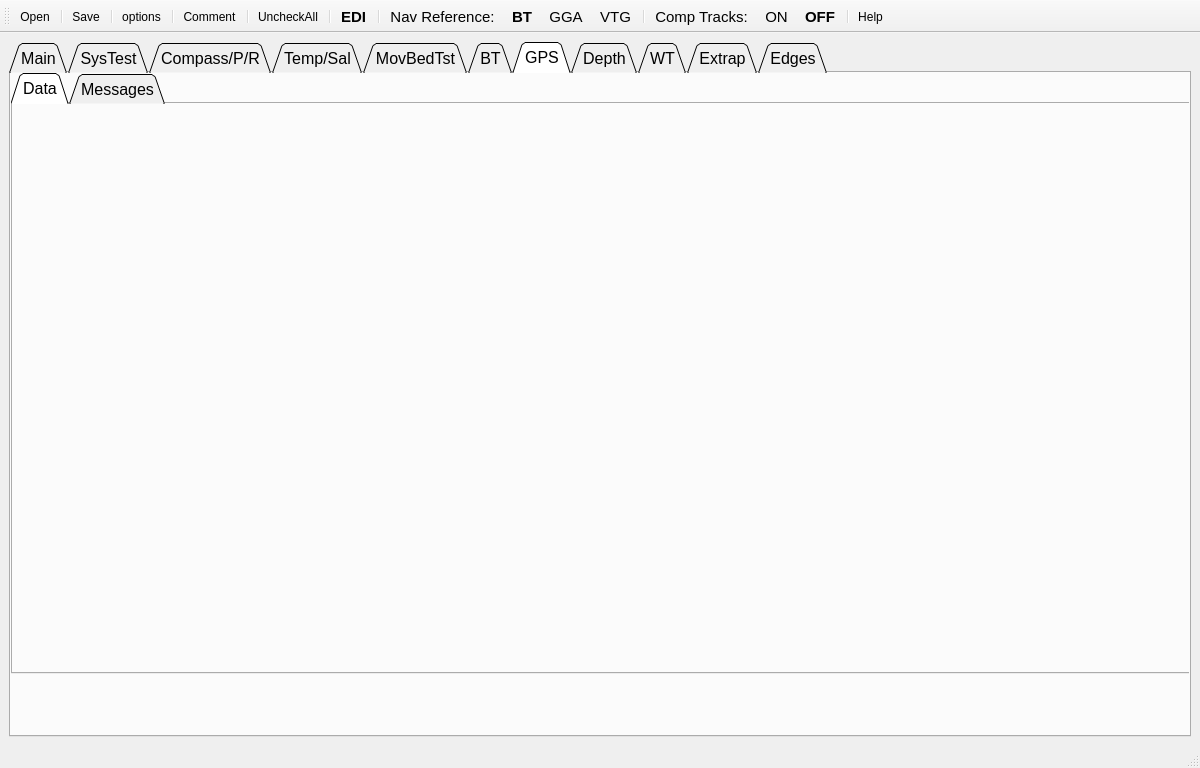
rowetechinc/QRevPy, file UI/QRev_gui.ui: the form before one commit.
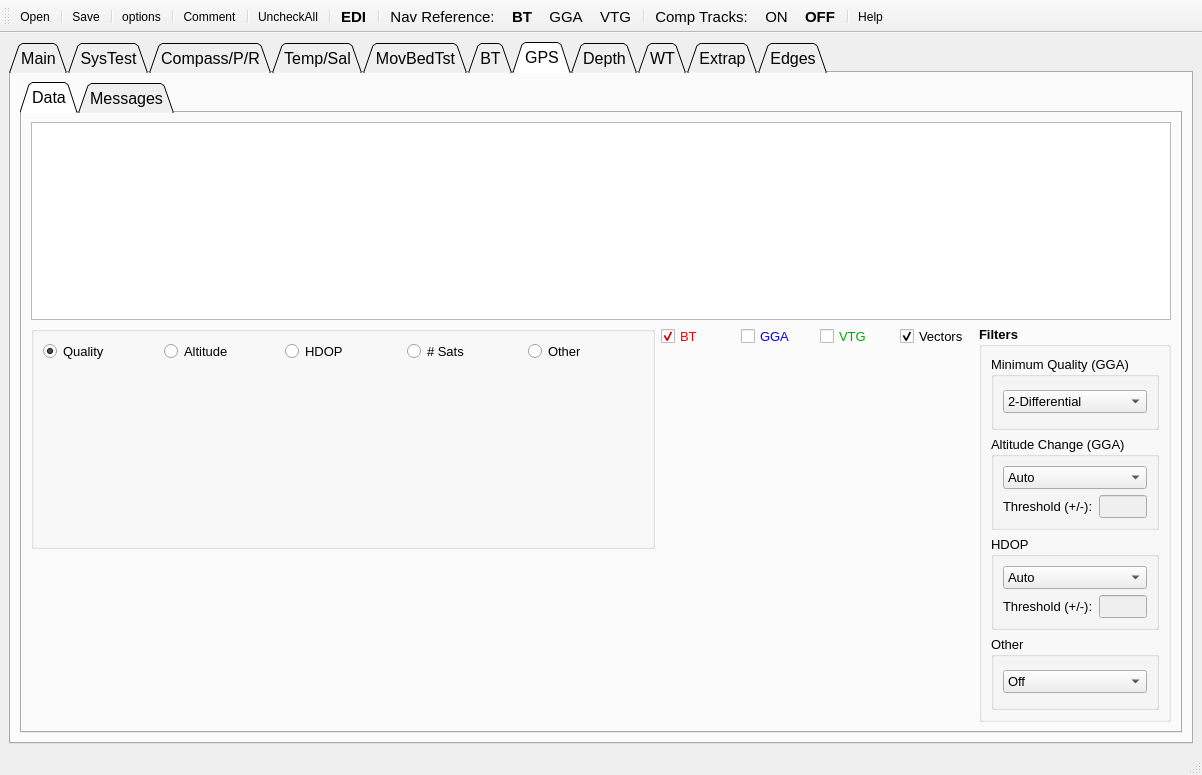
The form after the commit. The open tabs and pages were chosen to show the change. Icons and pictures are not drawn.

Commit message: Added GPSFilters.py Added code to QRev.py to support the GPS tab Modified code in BTFilters.py, BoatSpeed.py to fix bugs Modified code in QRev.py to eliminate processing double signals from ComboBoxes and RadioButtons Added code to BoatSpeed.py and ShipTrack.py to show invalid data and its source.

```diff
--- a/UI/QRev_gui.ui
+++ b/UI/QRev_gui.ui
@@ -6,8 +6,8 @@
    <rect>
     <x>0</x>
     <y>0</y>
-    <width>1200</width>
-    <height>768</height>
+    <width>1202</width>
+    <height>775</height>
    </rect>
   </property>
   <property name="palette">
@@ -2307,32 +2307,636 @@
        <attribute name="title">
         <string>GPS</string>
        </attribute>
-       <widget class="QTabWidget" name="tab_gps_2">
-        <property name="geometry">
-         <rect>
-          <x>0</x>
-          <y>0</y>
-          <width>1231</width>
-          <height>601</height>
-         </rect>
-        </property>
-        <property name="tabShape">
-         <enum>QTabWidget::Triangular</enum>
-        </property>
-        <property name="currentIndex">
-         <number>1</number>
-        </property>
-        <widget class="QWidget" name="tab_gps_2_data">
-         <attribute name="title">
-          <string>Data</string>
-         </attribute>
-        </widget>
-        <widget class="QWidget" name="tab_gps_2_messages_2">
-         <attribute name="title">
-          <string>Messages</string>
-         </attribute>
-        </widget>
-       </widget>
+       <layout class="QGridLayout" name="gridLayout_27">
+        <item row="0" column="0">
+         <widget class="QTabWidget" name="tab_gps_2">
+          <property name="tabShape">
+           <enum>QTabWidget::Triangular</enum>
+          </property>
+          <property name="currentIndex">
+           <number>0</number>
+          </property>
+          <widget class="QWidget" name="tab_gps_2_data">
+           <attribute name="title">
+            <string>Data</string>
+           </attribute>
+           <layout class="QGridLayout" name="gridLayout_25">
+            <item row="0" column="0">
+             <layout class="QVBoxLayout" name="verticalLayout_34" stretch="2,4">
+              <item>
+               <widget class="QTableWidget" name="table_gps">
+                <property name="font">
+                 <font>
+                  <pointsize>10</pointsize>
+                 </font>
+                </property>
+               </widget>
+              </item>
+              <item>
+               <layout class="QHBoxLayout" name="horizontalLayout_27" stretch="6,3,1">
+                <item>
+                 <layout class="QVBoxLayout" name="verticalLayout_35" stretch="4,3">
+                  <item>
+                   <widget class="QGroupBox" name="gb_gps_radio">
+                    <property name="title">
+                     <string/>
+                    </property>
+                    <layout class="QVBoxLayout" name="verticalLayout_36" stretch="1,4">
+                     <item>
+                      <layout class="QHBoxLayout" name="horizontalLayout_28">
+                       <item>
+                        <widget class="QRadioButton" name="rb_gps_quality">
+                         <property name="font">
+                          <font>
+                           <pointsize>10</pointsize>
+                          </font>
+                         </property>
+                         <property name="text">
+                          <string>Quality</string>
+                         </property>
+                         <property name="checked">
+                          <bool>true</bool>
+                         </property>
+                        </widget>
+                       </item>
+                       <item>
+                        <widget class="QRadioButton" name="rb_gps_altitude">
+                         <property name="font">
+                          <font>
+                           <pointsize>10</pointsize>
+                          </font>
+                         </property>
+                         <property name="text">
+                          <string>Altitude</string>
+                         </property>
+                        </widget>
+                       </item>
+                       <item>
+                        <widget class="QRadioButton" name="rb_gps_hdop">
+                         <property name="font">
+                          <font>
+                           <pointsize>10</pointsize>
+                          </font>
+                         </property>
+                         <property name="text">
+                          <string>HDOP</string>
+                         </property>
+                        </widget>
+                       </item>
+                       <item>
+                        <widget class="QRadioButton" name="rb_gps_sats">
+                         <property name="font">
+                          <font>
+                           <pointsize>10</pointsize>
+                          </font>
+                         </property>
+                         <property name="text">
+                          <string># Sats</string>
+                         </property>
+                        </widget>
+                       </item>
+                       <item>
+                        <widget class="QRadioButton" name="rb_gps_other">
+                         <property name="font">
+                          <font>
+                           <pointsize>10</pointsize>
+                          </font>
+                         </property>
+                         <property name="text">
+                          <string>Other</string>
+                         </property>
+                        </widget>
+                       </item>
+                      </layout>
+                     </item>
+                     <item>
+                      <widget class="QWidget" name="graph_gps_top" native="true"/>
+                     </item>
+                    </layout>
+                   </widget>
+                  </item>
+                  <item>
+                   <widget class="QWidget" name="graph_gps_bottom" native="true"/>
+                  </item>
+                 </layout>
+                </item>
+                <item>
+                 <layout class="QVBoxLayout" name="verticalLayout_37" stretch="1,8">
+                  <item>
+                   <layout class="QHBoxLayout" name="horizontalLayout_35">
+                    <item>
+                     <widget class="QCheckBox" name="cb_gps_bt">
+                      <property name="palette">
+                       <palette>
+                        <active>
+                         <colorrole role="WindowText">
+                          <brush brushstyle="SolidPattern">
+                           <color alpha="255">
+                            <red>255</red>
+                            <green>0</green>
+                            <blue>0</blue>
+                           </color>
+                          </brush>
+                         </colorrole>
+                         <colorrole role="Text">
+                          <brush brushstyle="SolidPattern">
+                           <color alpha="255">
+                            <red>255</red>
+                            <green>0</green>
+                            <blue>0</blue>
+                           </color>
+                          </brush>
+                         </colorrole>
+                         <colorrole role="PlaceholderText">
+                          <brush brushstyle="SolidPattern">
+                           <color alpha="128">
+                            <red>255</red>
+                            <green>0</green>
+                            <blue>0</blue>
+                           </color>
+                          </brush>
+                         </colorrole>
+                        </active>
+                        <inactive>
+                         <colorrole role="WindowText">
+                          <brush brushstyle="SolidPattern">
+                           <color alpha="255">
+                            <red>255</red>
+                            <green>0</green>
+                            <blue>0</blue>
+                           </color>
+                          </brush>
+                         </colorrole>
+                         <colorrole role="Text">
+                          <brush brushstyle="SolidPattern">
+                           <color alpha="255">
+                            <red>255</red>
+                            <green>0</green>
+                            <blue>0</blue>
+                           </color>
+                          </brush>
+                         </colorrole>
+                         <colorrole role="PlaceholderText">
+                          <brush brushstyle="SolidPattern">
+                           <color alpha="128">
+                            <red>255</red>
+                            <green>0</green>
+                            <blue>0</blue>
+                           </color>
+                          </brush>
+                         </colorrole>
+                        </inactive>
+                        <disabled>
+                         <colorrole role="WindowText">
+                          <brush brushstyle="SolidPattern">
+                           <color alpha="255">
+                            <red>120</red>
+                            <green>120</green>
+                            <blue>120</blue>
+                           </color>
+                          </brush>
+                         </colorrole>
+                         <colorrole role="Text">
+                          <brush brushstyle="SolidPattern">
+                           <color alpha="255">
+                            <red>120</red>
+                            <green>120</green>
+                            <blue>120</blue>
+                           </color>
+                          </brush>
+                         </colorrole>
+                         <colorrole role="PlaceholderText">
+                          <brush brushstyle="SolidPattern">
+                           <color alpha="128">
+                            <red>0</red>
+                            <green>0</green>
+                            <blue>0</blue>
+                           </color>
+                          </brush>
+                         </colorrole>
+                        </disabled>
+                       </palette>
+                      </property>
+                      <property name="font">
+                       <font>
+                        <pointsize>10</pointsize>
+                       </font>
+                      </property>
+                      <property name="text">
+                       <string>BT</string>
+                      </property>
+                      <property name="checked">
+                       <bool>true</bool>
+                      </property>
+                     </widget>
+                    </item>
+                    <item>
+                     <widget class="QCheckBox" name="cb_gps_gga">
+                      <property name="palette">
+                       <palette>
+                        <active>
+                         <colorrole role="WindowText">
+                          <brush brushstyle="SolidPattern">
+                           <color alpha="255">
+                            <red>0</red>
+                            <green>0</green>
+                            <blue>255</blue>
+                           </color>
+                          </brush>
+                         </colorrole>
+                        </active>
+                        <inactive>
+                         <colorrole role="WindowText">
+                          <brush brushstyle="SolidPattern">
+                           <color alpha="255">
+                            <red>0</red>
+                            <green>0</green>
+                            <blue>255</blue>
+                           </color>
+                          </brush>
+                         </colorrole>
+                        </inactive>
+                        <disabled>
+                         <colorrole role="WindowText">
+                          <brush brushstyle="SolidPattern">
+                           <color alpha="255">
+                            <red>120</red>
+                            <green>120</green>
+                            <blue>120</blue>
+                           </color>
+                          </brush>
+                         </colorrole>
+                        </disabled>
+                       </palette>
+                      </property>
+                      <property name="font">
+                       <font>
+                        <pointsize>10</pointsize>
+                       </font>
+                      </property>
+                      <property name="text">
+                       <string>GGA</string>
+                      </property>
+                     </widget>
+                    </item>
+                    <item>
+                     <widget class="QCheckBox" name="cb_gps_vtg">
+                      <property name="palette">
+                       <palette>
+                        <active>
+                         <colorrole role="WindowText">
+                          <brush brushstyle="SolidPattern">
+                           <color alpha="255">
+                            <red>0</red>
+                            <green>170</green>
+                            <blue>0</blue>
+                           </color>
+                          </brush>
+                         </colorrole>
+                        </active>
+                        <inactive>
+                         <colorrole role="WindowText">
+                          <brush brushstyle="SolidPattern">
+                           <color alpha="255">
+                            <red>0</red>
+                            <green>170</green>
+                            <blue>0</blue>
+                           </color>
+                          </brush>
+                         </colorrole>
+                        </inactive>
+                        <disabled>
+                         <colorrole role="WindowText">
+                          <brush brushstyle="SolidPattern">
+                           <color alpha="255">
+                            <red>120</red>
+                            <green>120</green>
+                            <blue>120</blue>
+                           </color>
+                          </brush>
+                         </colorrole>
+                        </disabled>
+                       </palette>
+                      </property>
+                      <property name="font">
+                       <font>
+                        <pointsize>10</pointsize>
+                       </font>
+                      </property>
+                      <property name="text">
+                       <string>VTG</string>
+                      </property>
+                     </widget>
+                    </item>
+                    <item>
+                     <widget class="QCheckBox" name="cb_gps_vectors">
+                      <property name="font">
+                       <font>
+                        <pointsize>10</pointsize>
+                       </font>
+                      </property>
+                      <property name="text">
+                       <string>Vectors</string>
+                      </property>
+                      <property name="checked">
+                       <bool>true</bool>
+                      </property>
+                     </widget>
+                    </item>
+                   </layout>
+                  </item>
+                  <item>
+                   <widget class="QWidget" name="graph_gps_st" native="true"/>
+                  </item>
+                 </layout>
+                </item>
+                <item>
+                 <widget class="QGroupBox" name="gb_gps_filters">
+                  <property name="font">
+                   <font>
+                    <pointsize>10</pointsize>
+                    <weight>75</weight>
+                    <bold>true</bold>
+                   </font>
+                  </property>
+                  <property name="title">
+                   <string>Filters</string>
+                  </property>
+                  <layout class="QVBoxLayout" name="verticalLayout_38" stretch="0,0,0,0">
+                   <item>
+                    <widget class="QGroupBox" name="gb_gps_qual">
+                     <property name="font">
+                      <font>
+                       <pointsize>10</pointsize>
+                       <weight>50</weight>
+                       <bold>false</bold>
+                      </font>
+                     </property>
+                     <property name="title">
+                      <string>Minimum Quality (GGA)</string>
+                     </property>
+                     <layout class="QVBoxLayout" name="verticalLayout_39">
+                      <item>
+                       <widget class="QComboBox" name="combo_gps_qual">
+                        <property name="currentIndex">
+                         <number>1</number>
+                        </property>
+                        <item>
+                         <property name="text">
+                          <string>1-Autonomous</string>
+                         </property>
+                        </item>
+                        <item>
+                         <property name="text">
+                          <string>2-Differential</string>
+                         </property>
+                        </item>
+                        <item>
+                         <property name="text">
+                          <string>4+-RTK</string>
+                         </property>
+                        </item>
+                       </widget>
+                      </item>
+                     </layout>
+                    </widget>
+                   </item>
+                   <item>
+                    <widget class="QGroupBox" name="gb_gps_altitude">
+                     <property name="font">
+                      <font>
+                       <pointsize>10</pointsize>
+                       <weight>50</weight>
+                       <bold>false</bold>
+                      </font>
+                     </property>
+                     <property name="title">
+                      <string>Altitude Change (GGA)</string>
+                     </property>
+                     <layout class="QVBoxLayout" name="verticalLayout_40">
+                      <item>
+                       <widget class="QComboBox" name="combo_gps_altitude">
+                        <item>
+                         <property name="text">
+                          <string>Auto</string>
+                         </property>
+                        </item>
+                        <item>
+                         <property name="text">
+                          <string>Manual</string>
+                         </property>
+                        </item>
+                        <item>
+                         <property name="text">
+                          <string>Off</string>
+                         </property>
+                        </item>
+                       </widget>
+                      </item>
+                      <item>
+                       <layout class="QHBoxLayout" name="horizontalLayout_36" stretch="2,0">
+                        <item>
+                         <widget class="QLabel" name="txt_gps_altitude">
+                          <property name="maximumSize">
+                           <size>
+                            <width>16777215</width>
+                            <height>20</height>
+                           </size>
+                          </property>
+                          <property name="font">
+                           <font>
+                            <pointsize>10</pointsize>
+                            <weight>50</weight>
+                            <bold>false</bold>
+                           </font>
+                          </property>
+                          <property name="text">
+                           <string>Threshold (+/-):</string>
+                          </property>
+                          <property name="alignment">
+                           <set>Qt::AlignLeading|Qt::AlignLeft|Qt::AlignVCenter</set>
+                          </property>
+                         </widget>
+                        </item>
+                        <item>
+                         <widget class="QLineEdit" name="ed_gps_altitude_threshold">
+                          <property name="enabled">
+                           <bool>false</bool>
+                          </property>
+                         </widget>
+                        </item>
+                       </layout>
+                      </item>
+                     </layout>
+                    </widget>
+                   </item>
+                   <item>
+                    <widget class="QGroupBox" name="gb_gps_hdop">
+                     <property name="font">
+                      <font>
+                       <pointsize>10</pointsize>
+                       <weight>50</weight>
+                       <bold>false</bold>
+                      </font>
+                     </property>
+                     <property name="title">
+                      <string>HDOP</string>
+                     </property>
+                     <layout class="QVBoxLayout" name="verticalLayout_41">
+                      <item>
+                       <widget class="QComboBox" name="combo_gps_hdop">
+                        <item>
+                         <property name="text">
+                          <string>Auto</string>
+                         </property>
+                        </item>
+                        <item>
+                         <property name="text">
+                          <string>Manual</string>
+                         </property>
+                        </item>
+                        <item>
+                         <property name="text">
+                          <string>Off</string>
+                         </property>
+                        </item>
+                       </widget>
+                      </item>
+                      <item>
+                       <layout class="QHBoxLayout" name="horizontalLayout_37" stretch="2,0">
+                        <item>
+                         <widget class="QLabel" name="txt_gps_hdop">
+                          <property name="maximumSize">
+                           <size>
+                            <width>16777215</width>
+                            <height>20</height>
+                           </size>
+                          </property>
+                          <property name="font">
+                           <font>
+                            <pointsize>10</pointsize>
+                            <weight>50</weight>
+                            <bold>false</bold>
+                           </font>
+                          </property>
+                          <property name="text">
+                           <string>Threshold (+/-):</string>
+                          </property>
+                          <property name="alignment">
+                           <set>Qt::AlignLeading|Qt::AlignLeft|Qt::AlignVCenter</set>
+                          </property>
+                         </widget>
+                        </item>
+                        <item>
+                         <widget class="QLineEdit" name="ed_gps_hdop_threshold">
+                          <property name="enabled">
+                           <bool>false</bool>
+                          </property>
+                         </widget>
+                        </item>
+                       </layout>
+                      </item>
+                     </layout>
+                    </widget>
+                   </item>
+                   <item>
+                    <widget class="QGroupBox" name="gb_gps_other">
+                     <property name="font">
+                      <font>
+                       <weight>50</weight>
+                       <bold>false</bold>
+                      </font>
+                     </property>
+                     <property name="title">
+                      <string>Other</string>
+                     </property>
+                     <layout class="QVBoxLayout" name="verticalLayout_42">
+                      <item>
+                       <widget class="QComboBox" name="combo_gps_other">
+                        <item>
+                         <property name="text">
+                          <string>Off</string>
+                         </property>
+                        </item>
+                        <item>
+                         <property name="text">
+                          <string>Smooth</string>
+                         </property>
+                        </item>
+                       </widget>
+                      </item>
+                     </layout>
+                    </widget>
+                   </item>
+                  </layout>
+                 </widget>
+                </item>
+               </layout>
+              </item>
+             </layout>
+            </item>
+           </layout>
+          </widget>
+          <widget class="QWidget" name="tab_gps_2_messages">
+           <attribute name="title">
+            <string>Messages</string>
+           </attribute>
+           <layout class="QGridLayout" name="gridLayout_29">
+            <item row="0" column="0">
+             <widget class="QGroupBox" name="box_gps_messages">
+              <property name="font">
+               <font>
+                <weight>75</weight>
+                <bold>true</bold>
+               </font>
+              </property>
+              <property name="title">
+               <string>Quality Check Messages</string>
+              </property>
+              <layout class="QHBoxLayout" name="horizontalLayout_47">
+               <item>
+                <widget class="QPlainTextEdit" name="display_gps_messages">
+                 <property name="font">
+                  <font>
+                   <weight>50</weight>
+                   <bold>false</bold>
+                  </font>
+                 </property>
+                </widget>
+               </item>
+              </layout>
+             </widget>
+            </item>
+            <item row="1" column="0">
+             <widget class="QGroupBox" name="box_gps_comments">
+              <property name="font">
+               <font>
+                <weight>75</weight>
+                <bold>true</bold>
+               </font>
+              </property>
+              <property name="title">
+               <string>Comments</string>
+              </property>
+              <layout class="QHBoxLayout" name="horizontalLayout_46">
+               <item>
+                <widget class="QPlainTextEdit" name="display_gps_comments">
+                 <property name="font">
+                  <font>
+                   <weight>50</weight>
+                   <bold>false</bold>
+                  </font>
+                 </property>
+                </widget>
+               </item>
+              </layout>
+             </widget>
+            </item>
+           </layout>
+          </widget>
+         </widget>
+        </item>
+       </layout>
       </widget>
       <widget class="QWidget" name="tab_depth">
        <attribute name="title">
```
Left out of the diff: 2 changed lines with no effect on the pictures. The commit also changes 8 other files.
